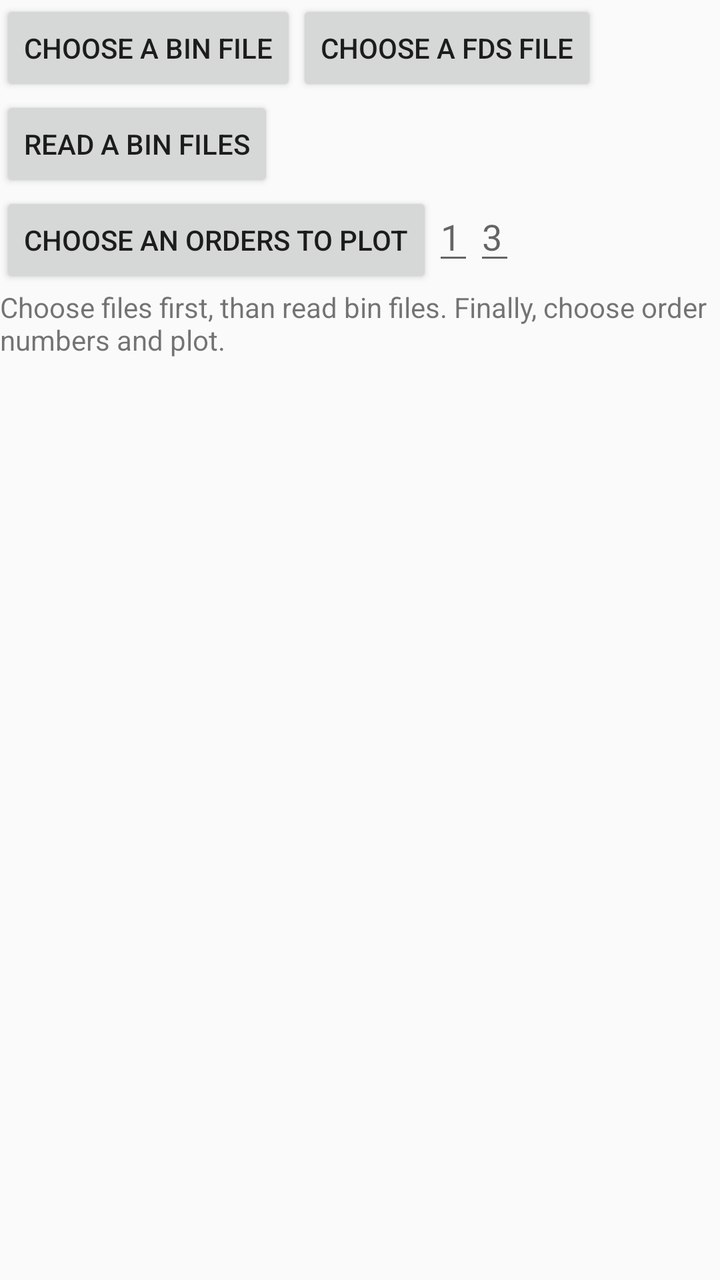
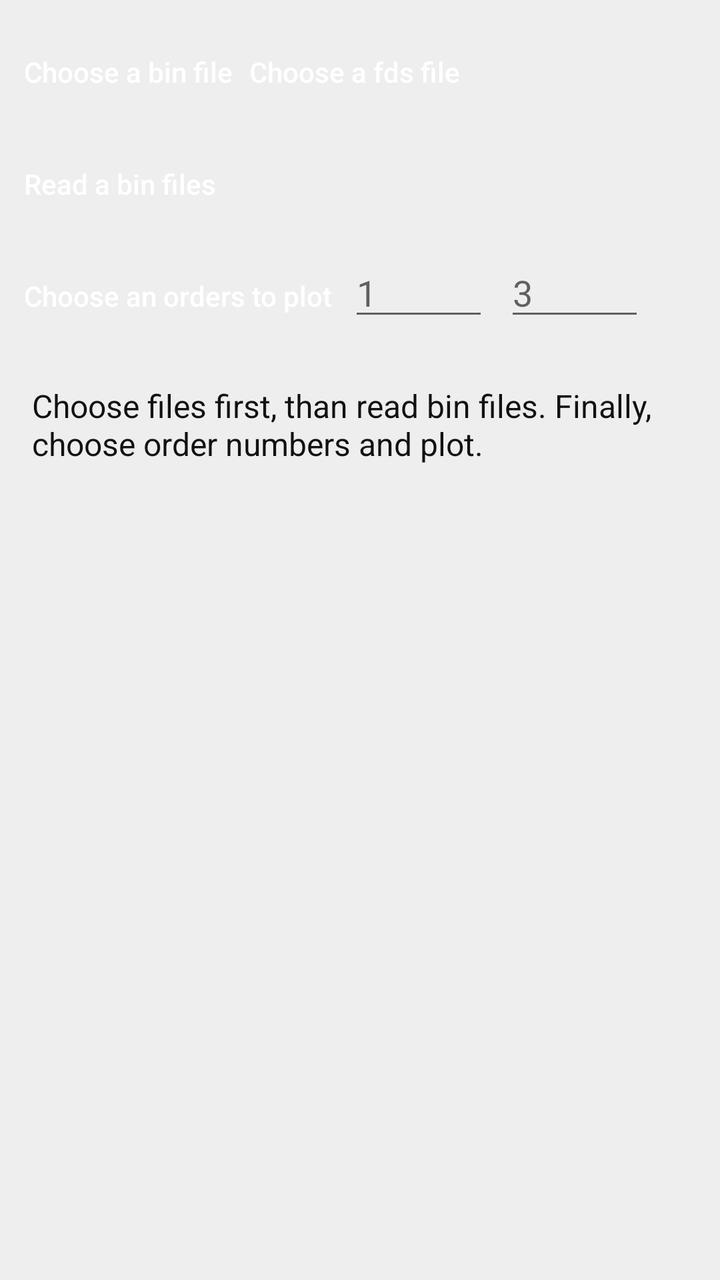

The first picture is an Android layout as it rendered before a commit; the second is the same layout after the commit. The layout source and the unified diff follow.
<!-- AndroidManifest.xml: application theme AppTheme -->
<!-- res/layout/params.xml -->
<?xml version="1.0" encoding="utf-8"?>

<LinearLayout
 xmlns:android="http://schemas.android.com/apk/res/android"
 android:layout_width="fill_parent"
 android:layout_height="fill_parent"
 android:orientation="vertical">


<LinearLayout
    android:layout_width="match_parent"
    android:layout_height="wrap_content" >
    <Button
        android:id="@+id/btnDlgBin"
        android:layout_width="wrap_content"
        android:layout_height="wrap_content"
        android:onClick="onclick"
        android:text="@string/dlgBin" />
    <Button
        android:id="@+id/btnDlgFds"
        android:layout_width="wrap_content"
        android:layout_height="wrap_content"
        android:onClick="onclick"
        android:text="@string/dlgFds" />    
</LinearLayout>
<LinearLayout
 android:layout_width="match_parent"
 android:layout_height="wrap_content">
<Button
 android:id="@+id/btnReadBin"
 android:layout_width="wrap_content"
 android:layout_height="wrap_content"
 android:text="@string/read_file_bin"
 android:onClick="onclick">
</Button>
</LinearLayout>

<LinearLayout
    android:layout_width="match_parent"
    android:layout_height="wrap_content" >

    <Button
        android:id="@+id/btnChOrd"
        android:layout_width="wrap_content"
        android:layout_height="wrap_content"
        android:onClick="onclick"
        android:text="@string/choose_order" />

    <EditText
        android:id="@+id/edtOrbeg"
        android:layout_width="wrap_content"
        android:layout_height="wrap_content"
        android:hint="@string/orbg"
        android:inputType="number" />

    <EditText
        android:id="@+id/edtOrend"
        android:layout_width="wrap_content"
        android:layout_height="wrap_content"
        android:hint="@string/oren"
        android:inputType="number" />

</LinearLayout>

<TextView
    android:id="@+id/txtView"
    android:layout_width="fill_parent"
    android:layout_height="fill_parent"
    android:text="@string/txtfld" />

</LinearLayout>
<!-- resources referenced by this layout -->
<resources>
  <string name="choose_order">Choose an orders to plot</string>
  <string name="dlgBin">Choose a bin file</string>
  <string name="dlgFds">Choose a fds file</string>
  <string name="orbg">1</string>
  <string name="oren">3</string>
  <string name="read_file_bin">Read a bin files</string>
  <string name="txtfld">Choose files first, than read bin files. Finally, choose order numbers and plot.</string>
  <style name="AppTheme" parent="Theme.AppCompat.Light.DarkActionBar">
          
          <item name="colorPrimary">@color/primary</item>
          <item name="colorPrimaryDark">@color/primary_dark</item>
          <item name="colorAccent">@color/accent</item>
      </style>
  <color name="primary">#2196F3</color>
  <color name="primary_dark">#1976D2</color>
  <color name="accent">#03DAC6</color>
</resources>

<!-- the commit's change to res/layout/params.xml (unified diff, before → after) -->
@@ -4,58 +4,78 @@
  xmlns:android="http://schemas.android.com/apk/res/android"
  android:layout_width="fill_parent"
  android:layout_height="fill_parent"
- android:orientation="vertical">
-
+ android:orientation="vertical"
+ android:background="@color/theme_background"
+ android:padding="12dp">
 
 <LinearLayout
     android:layout_width="match_parent"
-    android:layout_height="wrap_content" >
+    android:layout_height="wrap_content"
+    android:layout_marginBottom="8dp" >
     <Button
         android:id="@+id/btnDlgBin"
         android:layout_width="wrap_content"
         android:layout_height="wrap_content"
         android:onClick="onclick"
-        android:text="@string/dlgBin" />
+        android:text="@string/dlgBin"
+        android:textAllCaps="false"
+        android:textColor="#FFFFFF"
+        android:background="@drawable/rounded_button"
+        android:layout_marginEnd="8dp" />
     <Button
         android:id="@+id/btnDlgFds"
         android:layout_width="wrap_content"
         android:layout_height="wrap_content"
         android:onClick="onclick"
-        android:text="@string/dlgFds" />    
+        android:text="@string/dlgFds"
+        android:textAllCaps="false"
+        android:textColor="#FFFFFF"
+        android:background="@drawable/rounded_button" />
 </LinearLayout>
+
 <LinearLayout
  android:layout_width="match_parent"
- android:layout_height="wrap_content">
+ android:layout_height="wrap_content"
+ android:layout_marginBottom="8dp">
 <Button
  android:id="@+id/btnReadBin"
  android:layout_width="wrap_content"
  android:layout_height="wrap_content"
  android:text="@string/read_file_bin"
- android:onClick="onclick">
+ android:onClick="onclick"
+ android:textAllCaps="false"
+ android:textColor="#FFFFFF"
+ android:background="@drawable/rounded_button">
 </Button>
 </LinearLayout>
 
 <LinearLayout
     android:layout_width="match_parent"
-    android:layout_height="wrap_content" >
+    android:layout_height="wrap_content"
+    android:layout_marginBottom="16dp" >
 
     <Button
         android:id="@+id/btnChOrd"
         android:layout_width="wrap_content"
         android:layout_height="wrap_content"
         android:onClick="onclick"
-        android:text="@string/choose_order" />
+        android:text="@string/choose_order"
+        android:textAllCaps="false"
+        android:textColor="#FFFFFF"
+        android:background="@drawable/rounded_button"
+        android:layout_marginEnd="8dp" />
 
     <EditText
         android:id="@+id/edtOrbeg"
-        android:layout_width="wrap_content"
+        android:layout_width="70dp"
         android:layout_height="wrap_content"
         android:hint="@string/orbg"
-        android:inputType="number" />
+        android:inputType="number"
+        android:layout_marginEnd="8dp" />
 
     <EditText
         android:id="@+id/edtOrend"
-        android:layout_width="wrap_content"
+        android:layout_width="70dp"
         android:layout_height="wrap_content"
         android:hint="@string/oren"
         android:inputType="number" />
@@ -66,6 +86,9 @@
     android:id="@+id/txtView"
     android:layout_width="fill_parent"
     android:layout_height="fill_parent"
-    android:text="@string/txtfld" />
+    android:text="@string/txtfld"
+    android:textSize="16sp"
+    android:textColor="@color/theme_text"
+    android:padding="4dp" />
 
 </LinearLayout>
<!-- resource entries referenced after the edit -->
@@ -1,5 +1,7 @@
 <!-- resources referenced by this layout -->
 <resources>
+  <color name="theme_background">#EEEEEE</color>
+  <color name="theme_text">#111111</color>
   <string name="choose_order">Choose an orders to plot</string>
   <string name="dlgBin">Choose a bin file</string>
   <string name="dlgFds">Choose a fds file</string>
@@ -7,11 +9,11 @@
   <string name="oren">3</string>
   <string name="read_file_bin">Read a bin files</string>
   <string name="txtfld">Choose files first, than read bin files. Finally, choose order numbers and plot.</string>
-  <style name="AppTheme" parent="Theme.AppCompat.Light.DarkActionBar">
-          
+  <style name="AppTheme" parent="Theme.AppCompat.DayNight.NoActionBar">
           <item name="colorPrimary">@color/primary</item>
           <item name="colorPrimaryDark">@color/primary_dark</item>
           <item name="colorAccent">@color/accent</item>
+          <item name="textAllCaps">false</item>
       </style>
   <color name="primary">#2196F3</color>
   <color name="primary_dark">#1976D2</color>
